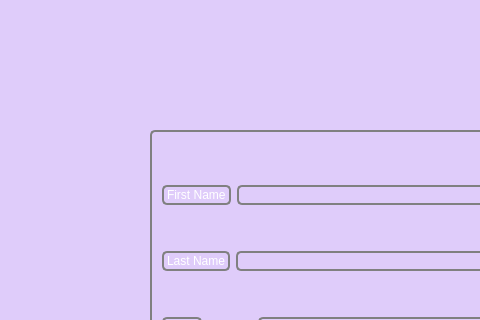
Old version of the form signup.ui in the repository bikraj2/mitra-2; both pictures show x 0 to 480 and y 0 to 320 of the 877 by 693 pixel window.
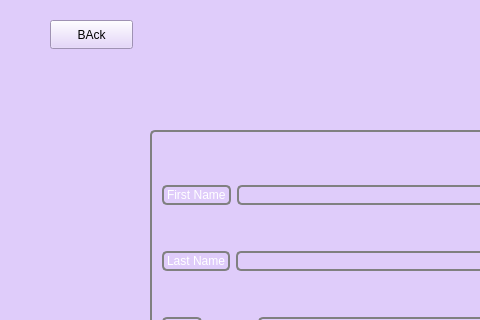
New version of the form.

Patch:
```diff
--- a/signup.ui
+++ b/signup.ui
@@ -162,6 +162,19 @@
     <string>PushButton</string>
    </property>
   </widget>
+  <widget class="QPushButton" name="pushButton_2">
+   <property name="geometry">
+    <rect>
+     <x>50</x>
+     <y>20</y>
+     <width>83</width>
+     <height>29</height>
+    </rect>
+   </property>
+   <property name="text">
+    <string>BAck</string>
+   </property>
+  </widget>
  </widget>
  <resources/>
  <connections/>
```
